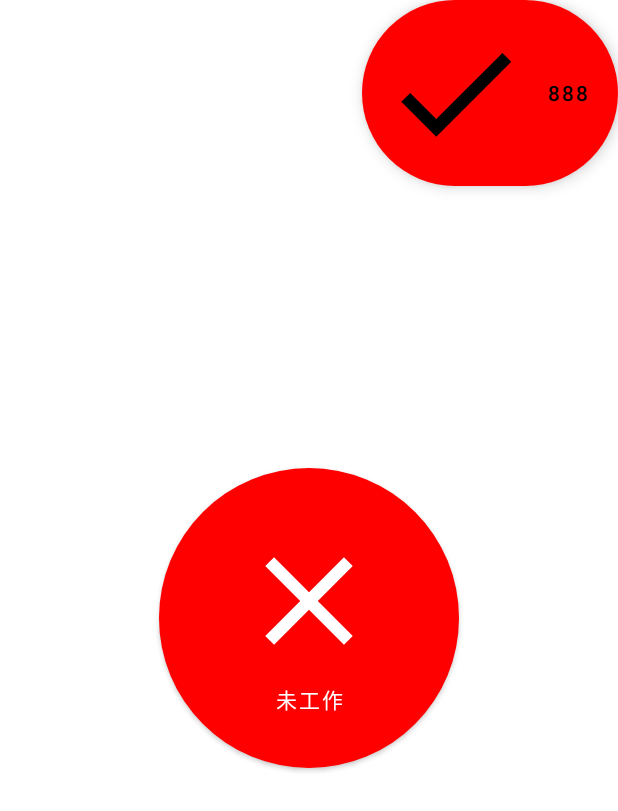
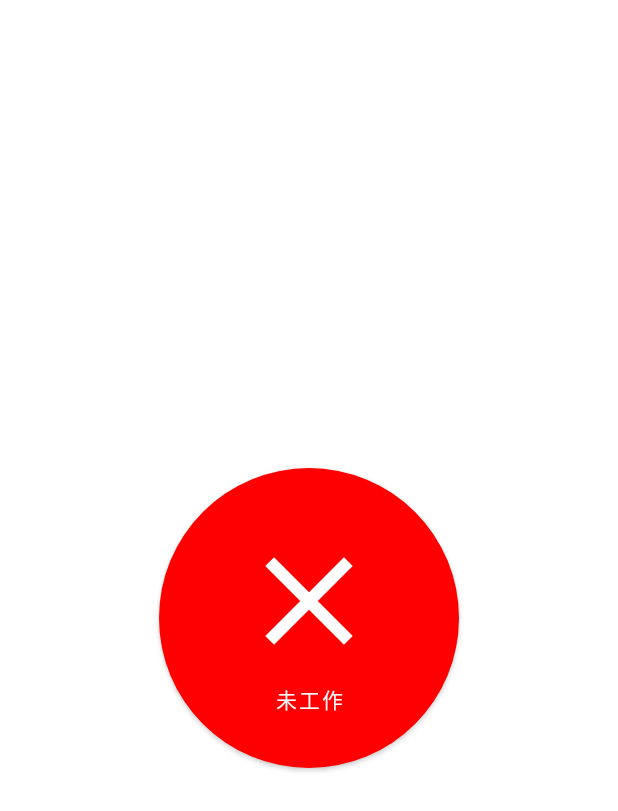
Before and after one commit to xfl12345/DroidCloudSms, an Android app: the fragment HomeFragment shown on its own in the app's theme, on a phone screen of 412 x 824 dp. Shown: the top 811 px of the screen. Run offline under Robolectric (Android 15) with nearby library versions, the phone set to English and light mode, and no system bars; our stand-ins replace androidx.preference; libraries missing offline, so code that uses them is left out: com.hjq.permissions, org.teasoft.bee, org.teasoft.beex.

```diff
--- a/app/src/main/res/layout/fragment_home.xml
+++ b/app/src/main/res/layout/fragment_home.xml
@@ -4,7 +4,6 @@
     xmlns:app="http://schemas.android.com/apk/res-auto"
     android:layout_width="match_parent"
     android:layout_height="match_parent"
-    android:id="@+id/ttttt"
     tools:context=".ui.HomeFragment">
 
     <com.google.android.material.button.MaterialButton
@@ -21,20 +20,5 @@
         app:iconSize="100dp"
         app:shapeAppearanceOverlay="@style/ShapeAppearanceOverlay.Material3.Button"
     />
-    <com.google.android.material.floatingactionbutton.ExtendedFloatingActionButton
-        android:id="@+id/test_button"
-        android:layout_width="wrap_content"
-        android:layout_height="wrap_content"
-        android:layout_gravity="top|end"
-        android:focusable="true"
-        app:cornerRadius="200dp"
-        app:backgroundTint="#ff0000"
-        app:icon="@drawable/baseline_check_24"
-        app:iconSize="100dp"
-        app:collapsedSize="200dp"
-
-        android:text="888"
-        />
-
 
 </FrameLayout>
```
Also changed, not shown: app/src/main/java/cc/xfl12345/android/droidcloudsms/model/OvalTouchAreaFilter.java (+0 -27 lines), app/src/main/java/cc/xfl12345/android/droidcloudsms/ui/HomeFragment.java (+0 -40 lines).
